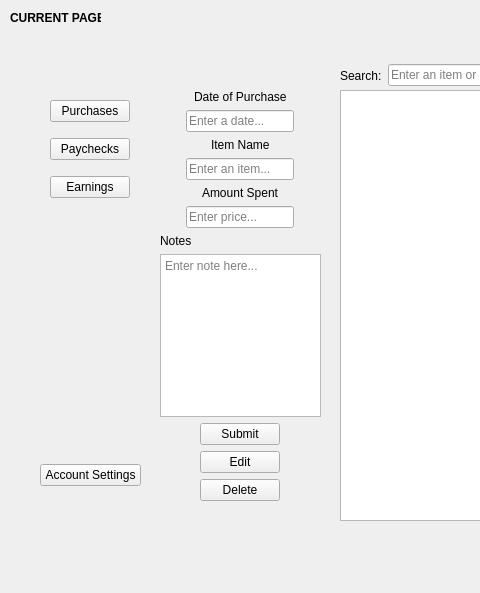
Qt form FinanceCalculatorV2/finance_page.ui (UnitedPuggs/FinanceCalculatorV2) before a commit; both pictures show x 0 to 480 and y 0 to 593 of the 1198 by 593 pixel window.
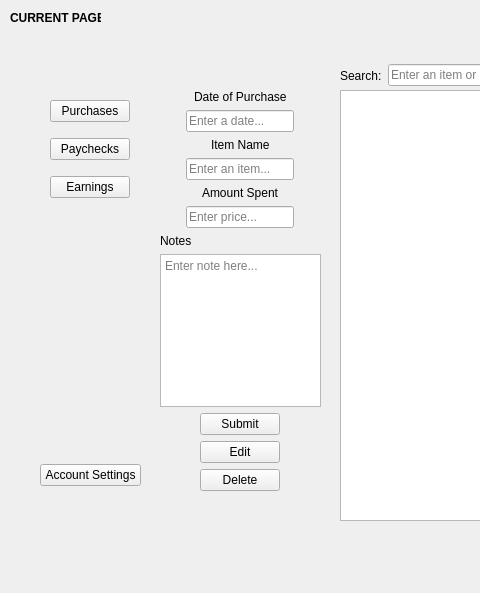
The same form after that commit.

```diff
--- a/FinanceCalculatorV2/finance_page.ui
+++ b/FinanceCalculatorV2/finance_page.ui
@@ -55,7 +55,7 @@
         <x>20</x>
         <y>40</y>
         <width>161</width>
-        <height>411</height>
+        <height>401</height>
        </rect>
       </property>
       <layout class="QVBoxLayout" name="infovert">
```
